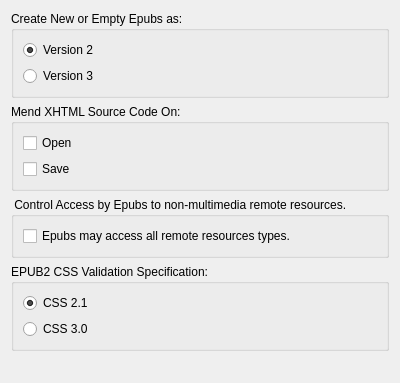
Old version of the form src/Form_Files/PGeneralSettingsWidget.ui in the repository Sigil-Ebook/Sigil.
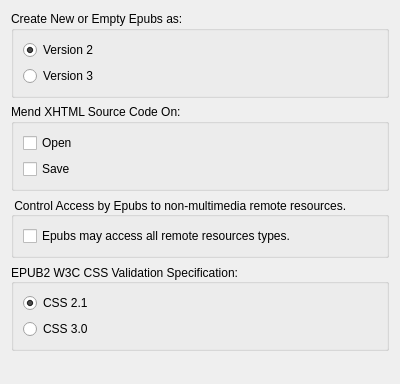
New version of the form.

Commit message: Tidy W3C validation changes. Update ChangeLog

```diff
--- a/src/Form_Files/PGeneralSettingsWidget.ui
+++ b/src/Form_Files/PGeneralSettingsWidget.ui
@@ -7,7 +7,7 @@
     <x>0</x>
     <y>0</y>
     <width>400</width>
-    <height>383</height>
+    <height>384</height>
    </rect>
   </property>
   <property name="windowTitle">
@@ -95,6 +95,9 @@
      <property name="title">
       <string> Control Access by Epubs to non-multimedia remote resources.</string>
      </property>
+     <property name="alignment">
+      <set>Qt::AlignLeading|Qt::AlignLeft|Qt::AlignVCenter</set>
+     </property>
      <layout class="QGridLayout" name="gridLayout_3">
       <item row="0" column="0">
        <widget class="QCheckBox" name="AllowRemote">
@@ -118,7 +121,10 @@
       <string>What CSS spec to specify for W3C validation</string>
      </property>
      <property name="title">
-      <string>EPUB2 CSS Validation Specification:</string>
+      <string>EPUB2 W3C CSS Validation Specification:</string>
+     </property>
+     <property name="alignment">
+      <set>Qt::AlignLeading|Qt::AlignLeft|Qt::AlignVCenter</set>
      </property>
      <layout class="QVBoxLayout" name="verticalLayout_2">
       <item>
```
Left out of the diff: 6 changed lines with no effect on the pictures. The commit also changes 3 other files.
